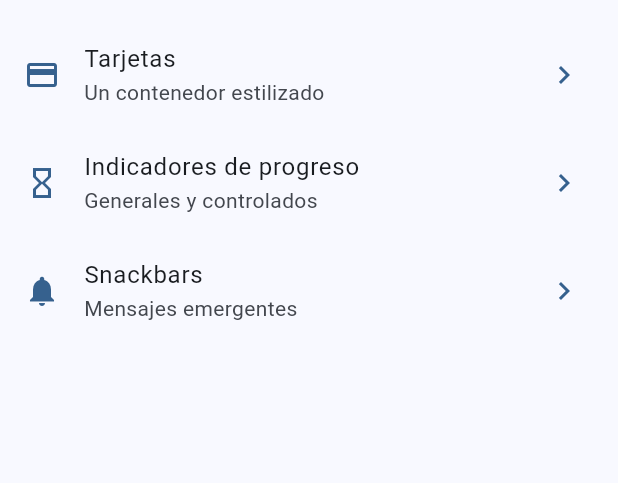
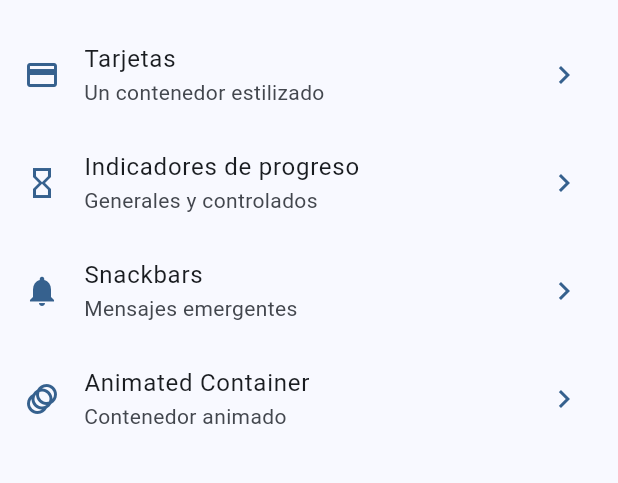
Before and after one commit to afperdomo2/widgets_app, a Flutter app: the screen it shows after launch, on a phone screen of 412 x 824 dp, the part 171-654 px from its top. Run offline on Flutter 3.47's test engine with Material 3 defaults, Android fonts, the phone set to English and light mode, and no system bars; our stand-ins replace go_router.

```diff
--- a/lib/config/menu/menu_item.dart
+++ b/lib/config/menu/menu_item.dart
@@ -44,5 +44,12 @@ const appMenuItems = <MenuItem>[
     route: "/snackbars",
     routeName: "snackbars_screen",
     icon: Icons.notifications,
-  )
+  ),
+  MenuItem(
+    title: "Animated Container",
+    subtitle: "Contenedor animado",
+    route: "/animated",
+    routeName: "animated_screen",
+    icon: Icons.animation,
+  ),
 ];
--- a/lib/config/router/app_router.dart
+++ b/lib/config/router/app_router.dart
@@ -30,5 +30,10 @@ final appRouter = GoRouter(
       name: SnackbarsScreen.name,
       builder: (context, state) => const SnackbarsScreen(),
     ),
+    GoRoute(
+      path: "/animated",
+      name: AnimatedScreen.name,
+      builder: (context, state) => const AnimatedScreen(),
+    ),
   ],
 );
```
Also changed, not shown: lib/presentation/screens/animated/animated_screen.dart (+55 -2 lines).
